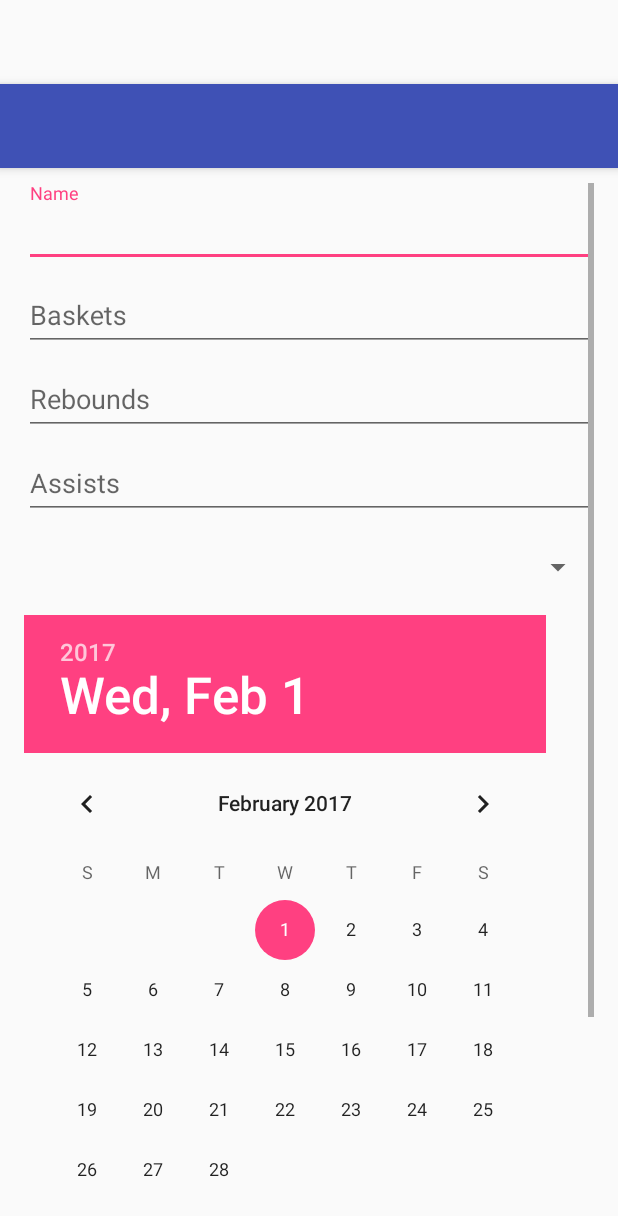
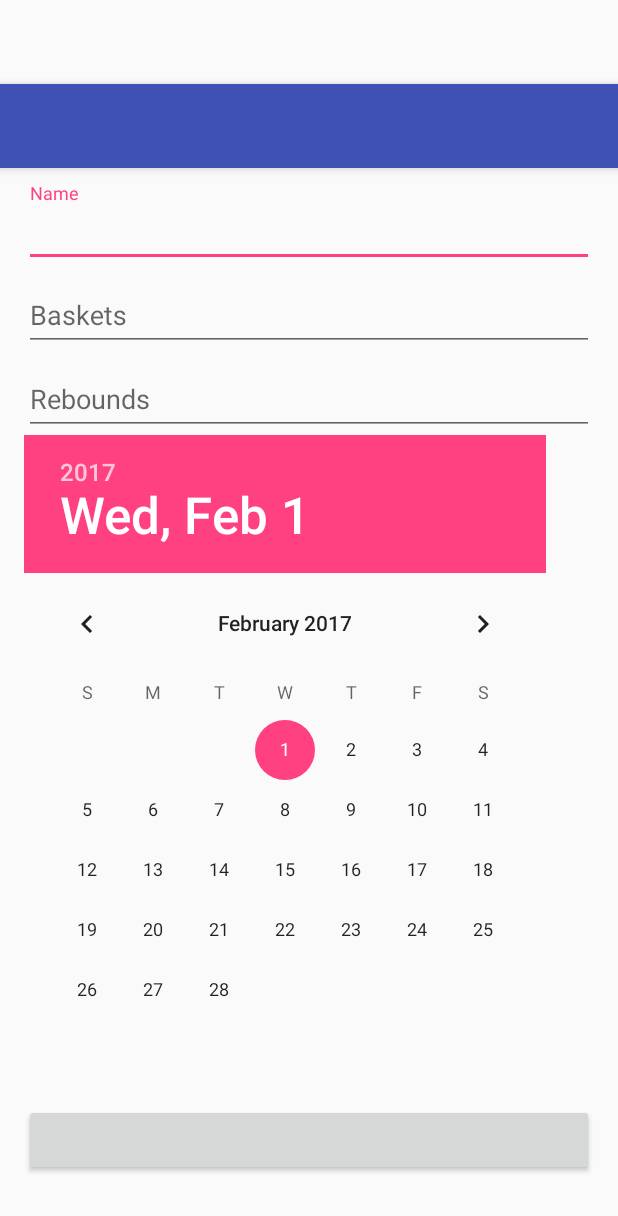
Before and after one commit to IvanMoyaFernandez/AtletaMedalla-Android, an Android app: the layout activity_add_edit.xml on its own in the app's theme, with its tools: preview values and no code run, on a phone screen of 412 x 824 dp. Shown: the top 1216 px of the screen. Run offline under Robolectric (Android 15) with nearby library versions, the phone set to English and light mode, and no system bars.

```diff
--- a/app/src/main/res/layout/activity_add_edit.xml
+++ b/app/src/main/res/layout/activity_add_edit.xml
@@ -1,4 +1,3 @@
-
 <android.support.design.widget.CoordinatorLayout xmlns:android="http://schemas.android.com/apk/res/android"
     xmlns:app="http://schemas.android.com/apk/res-auto"
     xmlns:tools="http://schemas.android.com/tools"
@@ -59,7 +58,7 @@
                 android:layout_height="wrap_content">
 
                 <EditText
-                    android:id="@+id/playerName"
+                    android:id="@+id/nombreAtleta"
                     android:layout_width="match_parent"
                     android:layout_height="wrap_content"
                     android:hint="Name"
@@ -74,7 +73,7 @@
                 android:layout_height="wrap_content">
 
                 <EditText
-                    android:id="@+id/baskets"
+                    android:id="@+id/apellidosAtleta"
                     android:layout_width="match_parent"
                     android:layout_height="wrap_content"
                     android:hint="Baskets"
@@ -92,7 +91,7 @@
                 android:layout_height="wrap_content">
 
                 <EditText
-                    android:id="@+id/rebounds"
+                    android:id="@+id/nacionalidadAtleta"
                     android:layout_width="match_parent"
                     android:layout_height="wrap_content"
                     android:hint="Rebounds"
@@ -105,53 +104,12 @@
 
             </android.support.design.widget.TextInputLayout>
 
-            <android.support.design.widget.TextInputLayout
-                android:layout_width="match_parent"
-                android:layout_height="wrap_content">
-
-                <EditText
-                    android:id="@+id/assists"
-                    android:layout_width="match_parent"
-                    android:layout_height="wrap_content"
-                    android:hint="Assists"
-                    android:imeActionId="@+id/add_edit"
-                    android:imeActionLabel="Next"
-                    android:inputType="number"
-                    android:maxLines="1"
-                    android:singleLine="true" />
-
-            </android.support.design.widget.TextInputLayout>
-
-
-
-            <Spinner
-                android:id="@+id/fieldPosition"
-                android:layout_width="match_parent"
-                android:layout_height="wrap_content"
-                android:imeActionLabel="Next"
-                android:inputType="text"
-                android:maxLines="1"
-                android:singleLine="true"
-                android:layout_marginTop="20dp"
-                android:layout_marginBottom="20dp"/>
-
             <DatePicker
-                android:id="@+id/birthdate"
+                android:id="@+id/fechaNacimientoAtleta"
                 android:datePickerMode="calendar"
                 android:imeActionId="@+id/add_edit_button"
                 android:layout_height="wrap_content"
                 android:layout_width="wrap_content"/>
-
-            <Spinner
-                android:id="@+id/teamSpinner"
-                android:layout_width="match_parent"
-                android:layout_height="wrap_content"
-                android:imeActionLabel="Next"
-                android:inputType="text"
-                android:maxLines="1"
-                android:singleLine="true"
-                android:layout_marginTop="20dp"
-                android:layout_marginBottom="20dp"/>
 
             <Button
                 android:id="@+id/add_edit_button"
```
Also changed, not shown: app/src/main/java/com/taniafontcuberta/basketball/controller/activities/add_edit/AddEditAtletaActivity.java (added, +308 -0 lines), app/src/main/java/com/taniafontcuberta/basketball/controller/activities/master_detail/AtletaDetailFragment.java (+6 -4 lines).
